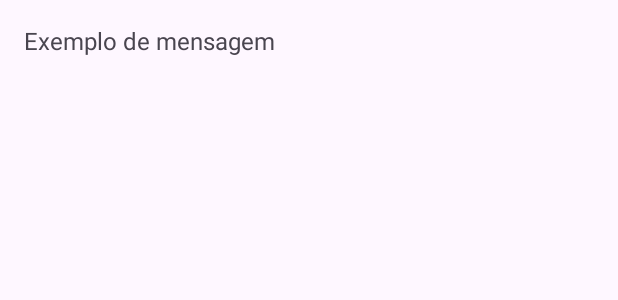
After one commit to luizinho2008/CF-Mobile, an Android app: the layout message_item.xml on its own in the app's theme, with its tools: preview values and no code run, on a phone screen of 412 x 824 dp. The commit adds this screen. Shown: the top 300 px of the screen. Run offline under Robolectric (Android 15) with nearby library versions, the phone set to English and light mode, and no system bars.

Commit message:
Correção chatbot

```diff
--- a/CFM/app/src/main/java/com/example/cf/Informations.java
+++ b/CFM/app/src/main/java/com/example/cf/Informations.java
@@ -9,7 +9,7 @@ public class Informations {
     static String usuario;
     static String email;
 
-    static String link = " https://ff1dbcd3f204.ngrok-free.app";
+    static String link = "https://50a6a67f4168.ngrok-free.app";
 
     static String number = "";
 
--- a/CFM/app/src/main/res/layout/activity_cadastro.xml
+++ b/CFM/app/src/main/res/layout/activity_cadastro.xml
@@ -43,7 +43,7 @@
             android:padding="10dp"
             android:textColor="#000000"
             android:textColorHighlight="#C51F1F"
-            android:textColorHint="#000000"
+            android:textColorHint="#818181"
             android:textStyle="bold" />
 
         <!-- EMAIL -->
@@ -57,7 +57,7 @@
             android:padding="10dp"
             android:textColor="#000000"
             android:textColorHighlight="#C51F1F"
-            android:textColorHint="#000000"
+            android:textColorHint="#818181"
             android:textStyle="bold" />
 
         <!-- SENHA -->
@@ -71,7 +71,7 @@
             android:inputType="textPassword"
             android:padding="10dp"
             android:textColor="#000000"
-            android:textColorHint="#000000"
+            android:textColorHint="#818181"
             android:textStyle="bold" />
 
         <!-- BOTÃO CADASTRAR -->
--- a/CFM/app/src/main/res/layout/activity_login.xml
+++ b/CFM/app/src/main/res/layout/activity_login.xml
@@ -43,7 +43,7 @@
             android:padding="10dp"
             android:textColor="#000000"
             android:textColorHighlight="#C51F1F"
-            android:textColorHint="#000000"
+            android:textColorHint="#818181"
             android:textStyle="bold" />
 
         <!-- SENHA -->
@@ -57,7 +57,7 @@
             android:inputType="textPassword"
             android:padding="10dp"
             android:textColor="#000000"
-            android:textColorHint="#000000"
+            android:textColorHint="#818181"
             android:textStyle="bold" />
 
         <!-- BOTÃO ENTRAR -->
--- /dev/null
+++ b/CFM/app/src/main/res/layout/message_item.xml
@@ -0,0 +1,16 @@
+<?xml version="1.0" encoding="utf-8"?>
+<LinearLayout xmlns:android="http://schemas.android.com/apk/res/android"
+    android:layout_width="match_parent"
+    android:layout_height="wrap_content"
+    android:orientation="vertical"
+    android:padding="8dp">
+
+    <TextView
+        android:id="@+id/textMessage"
+        android:layout_width="wrap_content"
+        android:layout_height="wrap_content"
+        android:padding="8dp"
+        android:text="Exemplo de mensagem"
+        android:textSize="16sp" />
+
+</LinearLayout>
```
Also changed, not shown: CFM/app/src/main/java/com/example/cf/ChatBot.java (+41 -22 lines).
